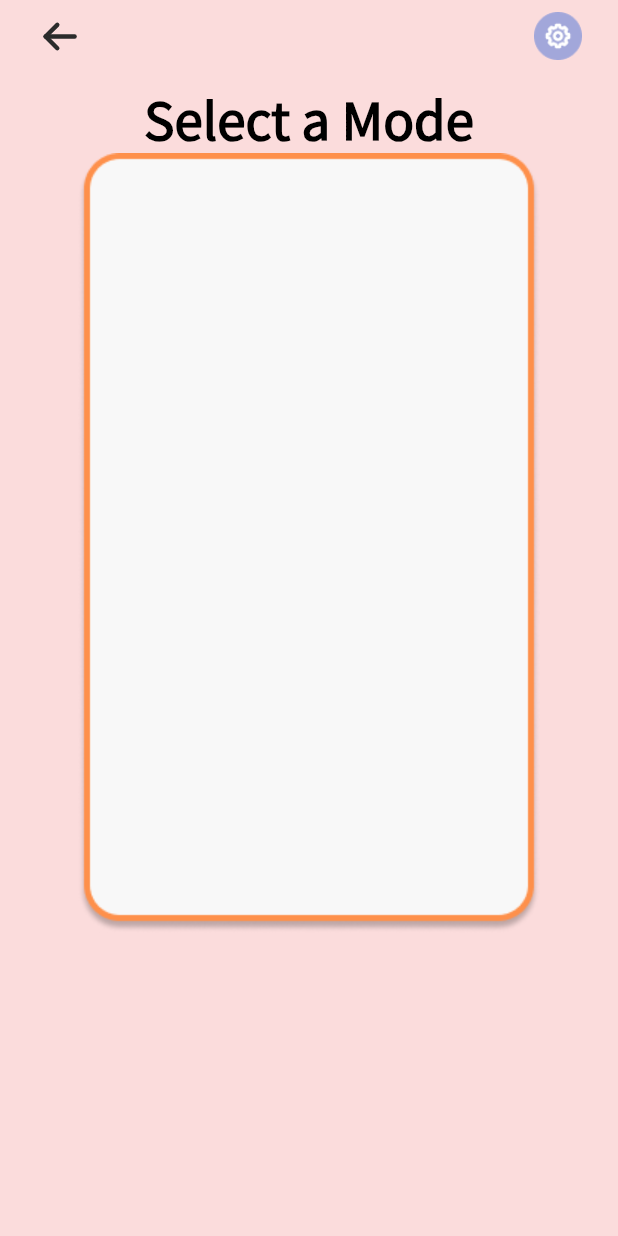
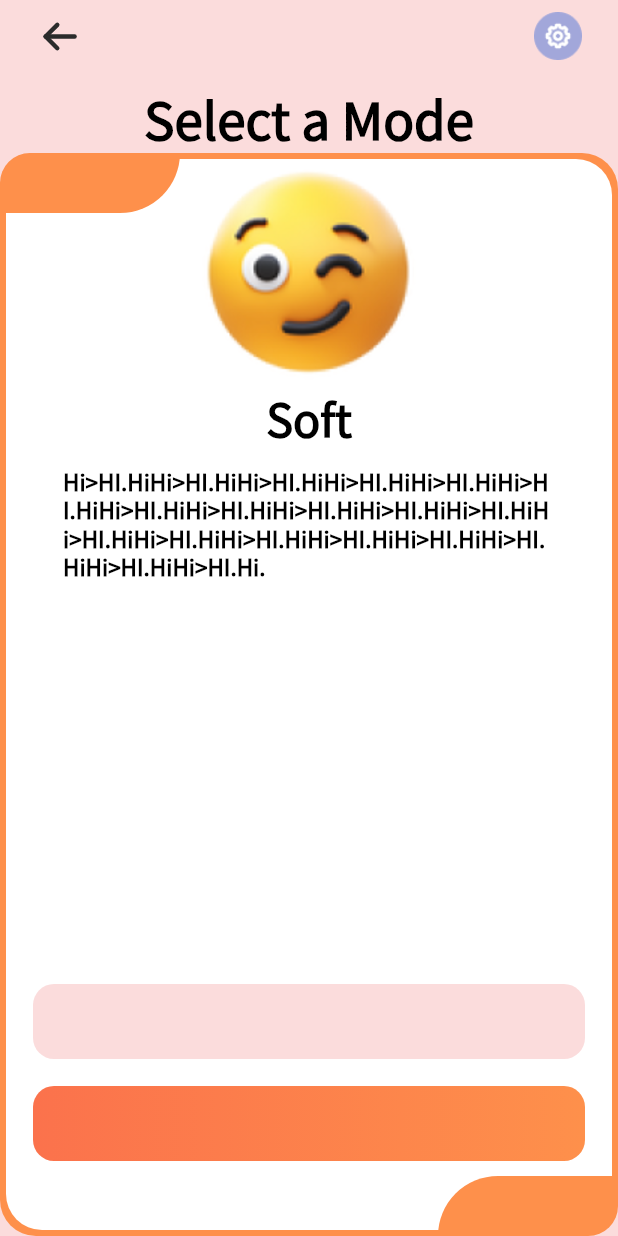
Before and after one commit to quocphi-mobile-dev/cachcach-mobile-app, a Flutter app: the SelectModeScreen screen opened by its route, on a phone screen of 412 x 824 dp. Run offline on Flutter 3.47's test engine with Material 2 defaults, Android fonts, the phone set to English and light mode, and no system bars; our stand-ins replace flutter_native_splash, flutter_svg, get.

Commit message:
Update common card

```diff
--- a/lib/app/modules/play/select_mode/card/common_card.dart
+++ b/lib/app/modules/play/select_mode/card/common_card.dart
@@ -1,4 +1,8 @@
+import 'package:cachcach/app/widgets/widget_common.dart';
+import 'package:cachcach/core/theme/colors.dart';
+import 'package:cachcach/core/theme/dimens.dart';
 import 'package:cachcach/core/theme/images.dart';
+import 'package:cachcach/core/theme/text_styles.dart';
 import 'package:flutter/material.dart';
 
 class CommonCard extends StatelessWidget {
@@ -9,9 +13,137 @@ class CommonCard extends StatelessWidget {
     return Container(
       child: Stack(
         children: [
-          Image.asset(AppImages.backgroundCard)
+          _background(),
+          _buildContent(),
+          _buildTitle(),
+          _buildTotalCard(),
         ],
       ),
     );
   }
+
+  Widget _buildContent() {
+    return Padding(
+      padding: const EdgeInsets.symmetric(horizontal: 22).copyWith(bottom: 50),
+      child: Column(
+        crossAxisAlignment: CrossAxisAlignment.center,
+        children: [
+          Expanded(
+            child: ListView(
+              shrinkWrap: true,
+              padding: const EdgeInsets.only(bottom: 20),
+              children: [
+                Image.asset(
+                  AppImages.imgClassic,
+                  width: 160.dp,
+                  height: 160.dp,
+                ),
+                Container(
+                  alignment: Alignment.center,
+                  child: Text(
+                    "Soft",
+                    style: AppTextStyle.common(
+                      30,
+                      FontWeight.w600,
+                      AppColors.black,
+                    ),
+                  ),
+                ),
+                space(h: 12.dp),
+                Container(
+                  alignment: Alignment.center,
+                  padding: EdgeInsets.symmetric(horizontal: 20.dp),
+                  child: Text(
+                    "Hi>HI.HiHi>HI.HiHi>HI.HiHi>HI.HiHi>HI.HiHi>HI.HiHi>HI.HiHi>HI.HiHi>HI.HiHi>HI.HiHi>HI.HiHi>HI.HiHi>HI.HiHi>HI.HiHi>HI.HiHi>HI.HiHi>HI.HiHi>HI.HiHi>HI.Hi.",
+                    style: AppTextStyle.common(
+                      15,
+                      FontWeight.w600,
+                      AppColors.black,
+                    ),
+                  ),
+                ),
+              ],
+            ),
+          ),
+          _buildButtonAddWithMyDare(),
+          space(h: 18.dp),
+          _buildButtonPlay(),
+        ],
+      ),
+    );
+  }
+
+  Widget _buildButtonAddWithMyDare() {
+    return Container(
+      width: double.infinity,
+      height: 50.dp,
+      decoration: BoxDecoration(
+        borderRadius: BorderRadius.circular(14),
+        color: AppColors.bgColor,
+      ),
+    );
+  }
+
+  Widget _buildButtonPlay() {
+    return Container(
+      width: double.infinity,
+      height: 50.dp,
+      decoration: BoxDecoration(
+        borderRadius: BorderRadius.circular(14),
+        gradient: const LinearGradient(
+          begin: Alignment.centerRight,
+          end: Alignment.centerLeft,
+          colors: [
+            AppColors.sunshade,
+            AppColors.coral,
+          ],
+        ),
+      ),
+    );
+  }
+
+  Widget _buildTitle() {
+    return Container(
+      width: 120.dp,
+      height: 40.dp,
+      decoration: const BoxDecoration(
+        color: AppColors.sunshade,
+        borderRadius: BorderRadius.only(
+            topLeft: Radius.circular(24), bottomRight: Radius.circular(48)),
+      ),
+    );
+  }
+
+  Widget _buildTotalCard() {
+    return Align(
+      alignment: Alignment.bottomRight,
+      child: Container(
+        width: 120.dp,
+        height: 40.dp,
+        decoration: const BoxDecoration(
+          color: AppColors.sunshade,
+          borderRadius: BorderRadius.only(
+              topLeft: Radius.circular(48), bottomRight: Radius.circular(24)),
+        ),
+      ),
+    );
+  }
+
+  Widget _background() {
+    return Container(
+      width: double.infinity,
+      height: double.infinity,
+      padding: EdgeInsets.all(4.dp),
+      decoration: BoxDecoration(
+        color: AppColors.sunshade,
+        borderRadius: BorderRadius.circular(24),
+      ),
+      child: Container(
+        decoration: BoxDecoration(
+          color: AppColors.white,
+          borderRadius: BorderRadius.circular(24),
+        ),
+      ),
+    );
+  }
 }
--- a/lib/core/theme/colors.dart
+++ b/lib/core/theme/colors.dart
@@ -130,4 +130,10 @@ class AppColors {
 
   /// #398EA8
   static const normalBlue = Color(0xff398EA8);
+
+  /// #FE904B
+  static const sunshade = Color(0xffFE904B);
+
+  /// #FB724C
+  static const coral = Color(0xffFB724C);
 }
--- a/lib/core/theme/images.dart
+++ b/lib/core/theme/images.dart
@@ -4,5 +4,5 @@ class AppImages {
   static const imgLogoMini = "assets/images/img_logo_mini.png";
   static const imgTrustOrDare = "assets/images/img_trust_or_dare.png";
   static const imgSettings = "assets/images/img_settings.png";
-  static const backgroundCard = "assets/images/background_card.png";
+  static const imgClassic = "assets/images/img_classic.png";
 }
--- a/pubspec.yaml
+++ b/pubspec.yaml
@@ -33,7 +33,6 @@ flutter:
   assets:
     - assets/icons/
     - assets/images/
-    - assets/raw/
   fonts:
     - family: NotoSansJP
       fonts:
```
Also changed, not shown: assets/images/background_card.png (deleted), assets/images/img_classic.png (added).
